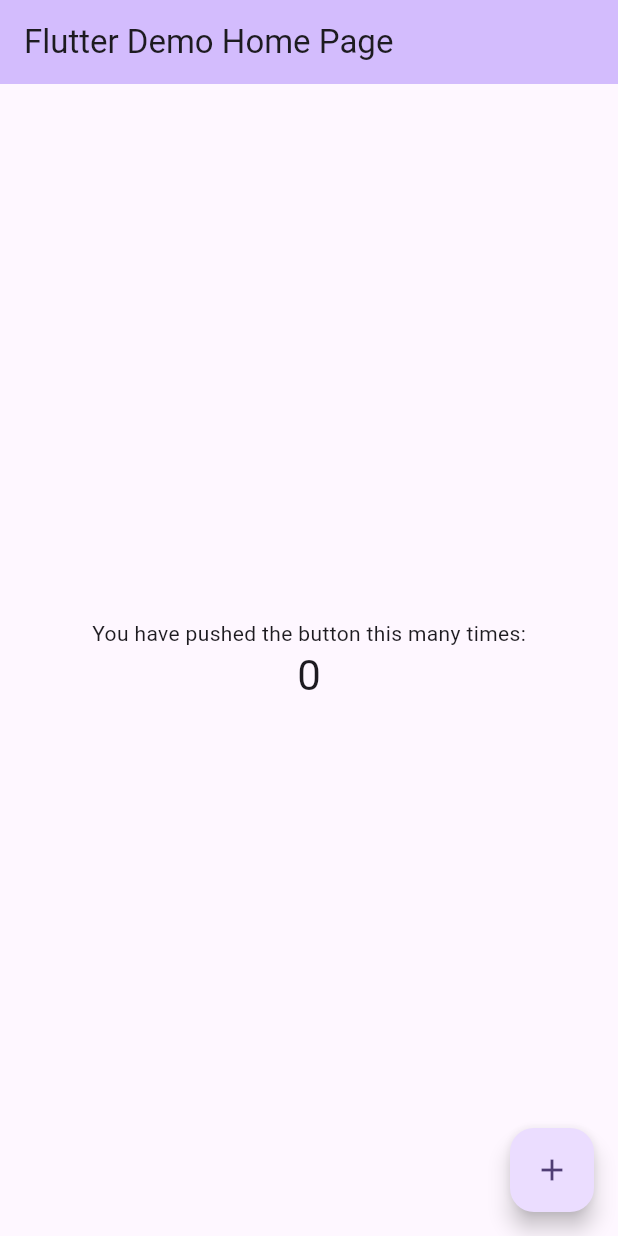
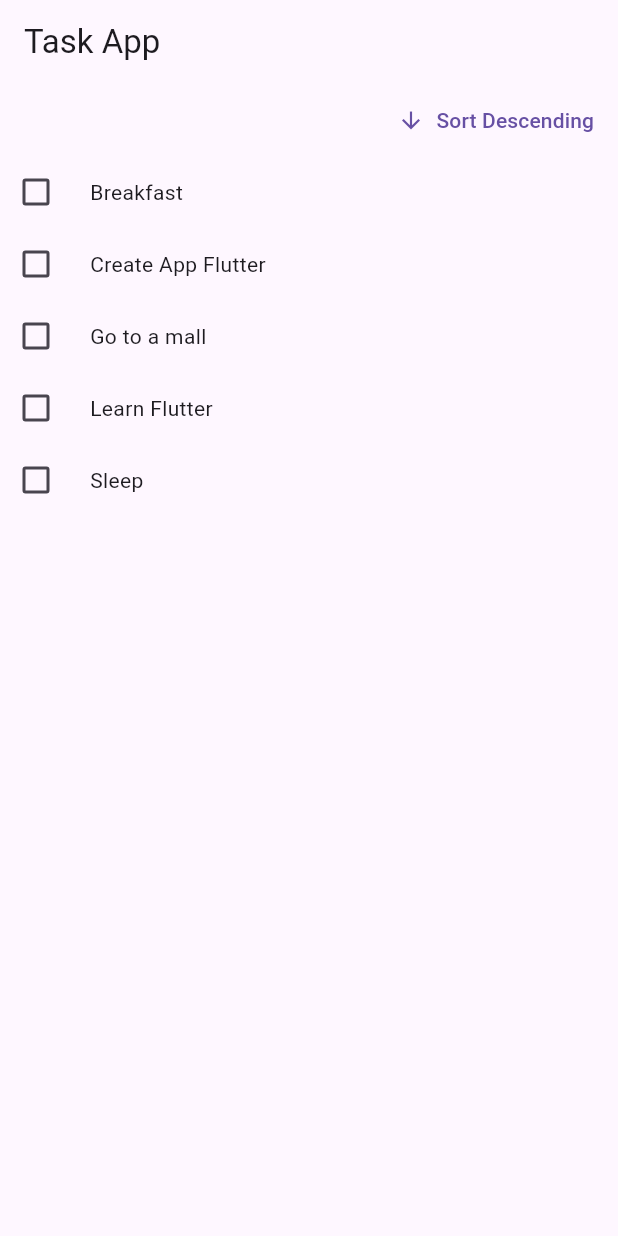
Before and after one commit to Navyrine/task_app, a Flutter app: the screen it shows after launch, on a phone screen of 412 x 824 dp. Run offline on Flutter 3.47's test engine with Material 3 defaults, Android fonts, the phone set to English and light mode, and no system bars.

Commit message:
membuat file untuk menampilkan list task dan membuat fungsi untuk sort task

```diff
--- /dev/null
+++ b/lib/home_screen.dart
@@ -0,0 +1,68 @@
+import 'package:flutter/material.dart';
+import 'package:task_app/models/todo.dart';
+import 'package:task_app/task_item.dart';
+
+class HomeScreen extends StatefulWidget {
+  const HomeScreen({
+    super.key,
+  });
+
+  @override
+  State<HomeScreen> createState() => _HomeScreenState();
+}
+
+class _HomeScreenState extends State<HomeScreen> {
+  var _order = "asc";
+  final _todoList = [
+    const Todo(text: "Create App Flutter"),
+    const Todo(text: "Learn Flutter"),
+    const Todo(text: "Sleep"),
+    const Todo(text: "Breakfast"),
+    const Todo(text: "Go to a mall"),
+  ];
+  List<Todo> get _orderItem {
+    final sortedTodo = List.of(_todoList);
+    sortedTodo.sort((a, b) {
+      final bComesAfterA = a.text.compareTo(b.text);
+
+      return _order == "asc" ? bComesAfterA : -bComesAfterA;
+    });
+
+    return sortedTodo;
+  }
+
+  void _changeOrder() {
+    setState(() {
+      _order = _order == "asc" ? "desc" : "asc";
+    });
+  }
+
+  @override
+  Widget build(BuildContext context) {
+    return Column(
+      children: [
+        Align(
+          alignment: Alignment.centerRight,
+          child: TextButton.icon(
+            onPressed: _changeOrder,
+            icon: Icon(
+                _order == "asc" ? Icons.arrow_downward : Icons.arrow_upward),
+            label:
+                Text("Sort ${_order == "asc" ? "Descending" : "Ascending"}"),
+          ),
+        ),
+        Expanded(
+          child: Column(
+            children: [
+              for (final todo in _orderItem)
+                TaskItem(
+                  key: ValueKey(todo.text),
+                  text: todo.text
+                )
+            ],
+          )
+        )
+      ],
+    );
+  }
+}
--- a/lib/main.dart
+++ b/lib/main.dart
@@ -1,125 +1,15 @@
 import 'package:flutter/material.dart';
+import 'package:task_app/home_screen.dart';
 
 void main() {
-  runApp(const MyApp());
+  runApp(
+    MaterialApp(
+      home: Scaffold(
+        appBar: AppBar(
+          title: const Text("Task App"),
+        ),
+        body: const HomeScreen(),
+      ),
+    ),
+  );
 }
-
-class MyApp extends StatelessWidget {
-  const MyApp({super.key});
-
-  // This widget is the root of your application.
-  @override
-  Widget build(BuildContext context) {
-    return MaterialApp(
-      title: 'Flutter Demo',
-      theme: ThemeData(
-        // This is the theme of your application.
-        //
-        // TRY THIS: Try running your application with "flutter run". You'll see
-        // the application has a purple toolbar. Then, without quitting the app,
-        // try changing the seedColor in the colorScheme below to Colors.green
-        // and then invoke "hot reload" (save your changes or press the "hot
-        // reload" button in a Flutter-supported IDE, or press "r" if you used
-        // the command line to start the app).
-        //
-        // Notice that the counter didn't reset back to zero; the application
-        // state is not lost during the reload. To reset the state, use hot
-        // restart instead.
-        //
-        // This works for code too, not just values: Most code changes can be
-        // tested with just a hot reload.
-        colorScheme: ColorScheme.fromSeed(seedColor: Colors.deepPurple),
-        useMaterial3: true,
-      ),
-      home: const MyHomePage(title: 'Flutter Demo Home Page'),
-    );
-  }
-}
-
-class MyHomePage extends StatefulWidget {
-  const MyHomePage({super.key, required this.title});
-
-  // This widget is the home page of your application. It is stateful, meaning
-  // that it has a State object (defined below) that contains fields that affect
-  // how it looks.
-
-  // This class is the configuration for the state. It holds the values (in this
-  // case the title) provided by the parent (in this case the App widget) and
-  // used by the build method of the State. Fields in a Widget subclass are
-  // always marked "final".
-
-  final String title;
-
-  @override
-  State<MyHomePage> createState() => _MyHomePageState();
-}
-
-class _MyHomePageState extends State<MyHomePage> {
-  int _counter = 0;
-
-  void _incrementCounter() {
-    setState(() {
-      // This call to setState tells the Flutter framework that something has
-      // changed in this State, which causes it to rerun the build method below
-      // so that the display can reflect the updated values. If we changed
-      // _counter without calling setState(), then the build method would not be
-      // called again, and so nothing would appear to happen.
-      _counter++;
-    });
-  }
-
-  @override
-  Widget build(BuildContext context) {
-    // This method is rerun every time setState is called, for instance as done
-    // by the _incrementCounter method above.
-    //
-    // The Flutter framework has been optimized to make rerunning build methods
-    // fast, so that you can just rebuild anything that needs updating rather
-    // than having to individually change instances of widgets.
-    return Scaffold(
-      appBar: AppBar(
-        // TRY THIS: Try changing the color here to a specific color (to
-        // Colors.amber, perhaps?) and trigger a hot reload to see the AppBar
-        // change color while the other colors stay the same.
-        backgroundColor: Theme.of(context).colorScheme.inversePrimary,
-        // Here we take the value from the MyHomePage object that was created by
-        // the App.build method, and use it to set our appbar title.
-        title: Text(widget.title),
-      ),
-      body: Center(
-        // Center is a layout widget. It takes a single child and positions it
-        // in the middle of the parent.
-        child: Column(
-          // Column is also a layout widget. It takes a list of children and
-          // arranges them vertically. By default, it sizes itself to fit its
-          // children horizontally, and tries to be as tall as its parent.
-          //
-          // Column has various properties to control how it sizes itself and
-          // how it positions its children. Here we use mainAxisAlignment to
-          // center the children vertically; the main axis here is the vertical
-          // axis because Columns are vertical (the cross axis would be
-          // horizontal).
-          //
-          // TRY THIS: Invoke "debug painting" (choose the "Toggle Debug Paint"
-          // action in the IDE, or press "p" in the console), to see the
-          // wireframe for each widget.
-          mainAxisAlignment: MainAxisAlignment.center,
-          children: <Widget>[
-            const Text(
-              'You have pushed the button this many times:',
-            ),
-            Text(
-              '$_counter',
-              style: Theme.of(context).textTheme.headlineMedium,
-            ),
-          ],
-        ),
-      ),
-      floatingActionButton: FloatingActionButton(
-        onPressed: _incrementCounter,
-        tooltip: 'Increment',
-        child: const Icon(Icons.add),
-      ), // This trailing comma makes auto-formatting nicer for build methods.
-    );
-  }
-}
--- a/lib/models/todo.dart
+++ b/lib/models/todo.dart
@@ -3,8 +3,6 @@ enum Priority {urgent, normal, low}
 class Todo {
   const Todo({
     required this.text,
-    required this.priority
   });
   final String text;
-  final Priority priority;
 }
--- /dev/null
+++ b/lib/task_item.dart
@@ -0,0 +1,40 @@
+import 'package:flutter/material.dart';
+
+class TaskItem extends StatefulWidget
+{
+  const TaskItem({
+    super.key,
+    required this.text,
+  });
+
+  final String text;
+
+  @override
+  State<TaskItem> createState() => _TaskItemState();
+}
+
+class _TaskItemState extends State<TaskItem>
+{
+  var _done = false;
+
+  void _setDone(bool? isChecked)
+  {
+    setState(() {
+      _done = isChecked ?? false;
+    });
+  }
+  @override
+  Widget build(BuildContext context) {
+    return Row(
+      crossAxisAlignment: CrossAxisAlignment.center,
+      children: [
+        Checkbox(
+          value: _done,
+          onChanged: _setDone
+        ),
+        const SizedBox(width: 12),
+        Text(widget.text)
+      ],
+    );
+  }
+}
```
Also changed, not shown: lib/list_item.dart (deleted).
